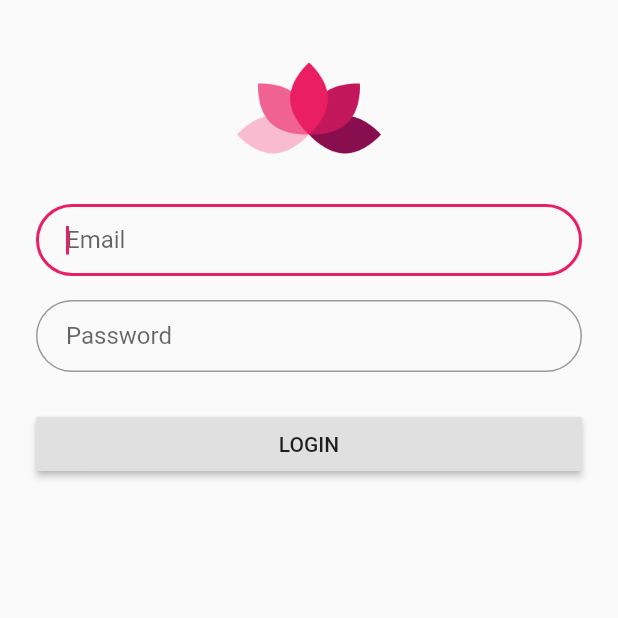
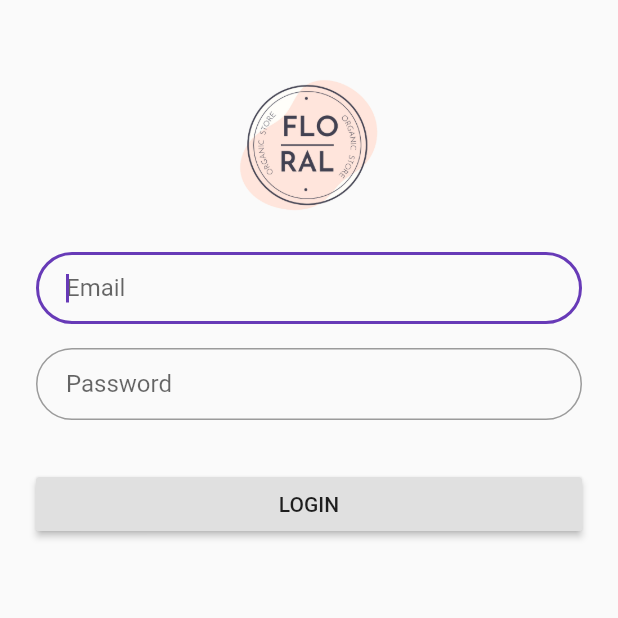
Before and after one commit to msiviero/flutter_app, a Flutter app: the screen it shows after launch, on a phone screen of 412 x 824 dp, the top half of it. Run offline on Flutter 3.47's test engine with Material 2 defaults, Android fonts, the phone set to English and light mode, and no system bars.

Commit message:
Implmented login (only UI)

```diff
--- a/lib/main.dart
+++ b/lib/main.dart
@@ -1,38 +1,30 @@
 import "package:flutter/material.dart";
+import "package:provider/provider.dart";
+
 import "./pages/first_page.dart";
+import "./pages/login_page.dart";
 import "./pages/second_page.dart";
-import "./pages/login_page.dart";
+import "./state/login_state.dart";
 
-void main() => runApp(MyApp());
-
-class MyApp extends StatelessWidget {
-  @override
-  Widget build(BuildContext context) {
-    const loggedIn = false;
-    const title = "Learning flutter";
-
-    final theme = ThemeData(
-      primarySwatch: Colors.pink,
+void main() => runApp(
+      ChangeNotifierProvider<LoginState>(
+        child: Root(),
+        create: (BuildContext context) => LoginState(),
+      ),
     );
 
-    return loggedIn
-        ? MaterialApp(
-            title: title,
-            theme: theme,
-            initialRoute: "/",
-            routes: {
-              "/": (context) {
-                return FirstPage();
-              },
-              "/second": (context) {
-                return SecondPage();
-              },
-            },
-          )
-        : MaterialApp(
-            title: title,
-            theme: theme,
-            home: LoginPage(),
-          );
-  }
+class Root extends StatelessWidget {
+  @override
+  Widget build(BuildContext context) => MaterialApp(
+        title: "Learning flutter",
+        theme: ThemeData(
+          primarySwatch: Colors.deepPurple,
+        ),
+        home: Provider.of<LoginState>(context).loggedIn()
+            ? FirstPage()
+            : LoginPage(),
+        routes: <String, WidgetBuilder>{
+          '/second': (context) => SecondPage(),
+        },
+      );
 }
--- a/lib/pages/login_page.dart
+++ b/lib/pages/login_page.dart
@@ -1,6 +1,8 @@
 import 'dart:async';
 
 import "package:flutter/material.dart";
+import 'package:flutter_learning/state/login_state.dart';
+import 'package:provider/provider.dart';
 
 class LoginPage extends StatelessWidget {
   Widget build(BuildContext context) {
@@ -22,6 +24,8 @@ class _LoginFormState extends State<LoginForm> {
 
   bool _loading = false;
 
+  _LoginFormState();
+
   String _nonEmpty(value) {
     return value.isEmpty ? "Empty field" : null;
   }
@@ -41,25 +45,29 @@ class _LoginFormState extends State<LoginForm> {
                 ),
                 CircularProgressIndicator(),
               ],
-            ))
+            ),
+          )
         : Form(
             key: _formKey,
             child: ListView(
-              padding: EdgeInsets.symmetric(
+              padding: const EdgeInsets.symmetric(
                 vertical: 24.0,
                 horizontal: 24.0,
               ),
               children: <Widget>[
-                Hero(
-                  tag: "hero",
-                  child: CircleAvatar(
-                    backgroundColor: Colors.transparent,
-                    radius: 48.0,
-                    child: Image.asset("assets/images/logo.png"),
+                Padding(
+                  padding: const EdgeInsets.symmetric(vertical: 24.0),
+                  child: Hero(
+                    tag: "hero",
+                    child: CircleAvatar(
+                      backgroundColor: Colors.transparent,
+                      radius: 48.0,
+                      child: Image.asset("assets/images/logo.png"),
+                    ),
                   ),
                 ),
                 Padding(
-                  padding: const EdgeInsets.only(top: 16.0),
+                  padding: const EdgeInsets.only(bottom: 16.0),
                   child: TextFormField(
                     keyboardType: TextInputType.emailAddress,
                     validator: _nonEmpty,
@@ -74,7 +82,7 @@ class _LoginFormState extends State<LoginForm> {
                   ),
                 ),
                 Padding(
-                  padding: const EdgeInsets.only(top: 16.0),
+                  padding: const EdgeInsets.only(bottom: 16.0),
                   child: TextFormField(
                     obscureText: true,
                     validator: _nonEmpty,
@@ -88,7 +96,7 @@ class _LoginFormState extends State<LoginForm> {
                   ),
                 ),
                 Padding(
-                  padding: const EdgeInsets.only(top: 24.0),
+                  padding: const EdgeInsets.only(top: 16.0),
                   child: RaisedButton(
                     onPressed: () {
                       final form = _formKey.currentState;
@@ -97,16 +105,10 @@ class _LoginFormState extends State<LoginForm> {
                         setState(() {
                           _loading = true;
                         });
-                        new Timer(const Duration(milliseconds: 4000), () {
-                          setState(() {
-                            _loading = false;
-                          });
-                        });
+                        Provider.of<LoginState>(context, listen: false).login();
                       }
                     },
-                    child: Center(
-                      child: Text("LOGIN"),
-                    ),
+                    child: Center(child: Text("LOGIN")),
                   ),
                 ),
               ],
--- /dev/null
+++ b/lib/state/login_state.dart
@@ -0,0 +1,17 @@
+import 'package:flutter/material.dart';
+
+class LoginState with ChangeNotifier {
+  var _loggedIn = false;
+
+  void login() {
+    _loggedIn = true;
+    notifyListeners();
+  }
+
+  void logout() {
+    _loggedIn = false;
+    notifyListeners();
+  }
+
+  bool loggedIn() => _loggedIn;
+}
--- a/pubspec.yaml
+++ b/pubspec.yaml
@@ -20,6 +20,7 @@ dependencies:
   flutter:
     sdk: flutter
   shared_preferences: "0.5.6+3"
+  provider: "4.0.5"
 
   # The following adds the Cupertino Icons font to your application.
   # Use with the CupertinoIcons class for iOS style icons.
```
Also changed, not shown: lib/pages/not_found_page.dart (added, +19 -0 lines), assets/images/logo.png, pubspec.lock, 1 other file.
